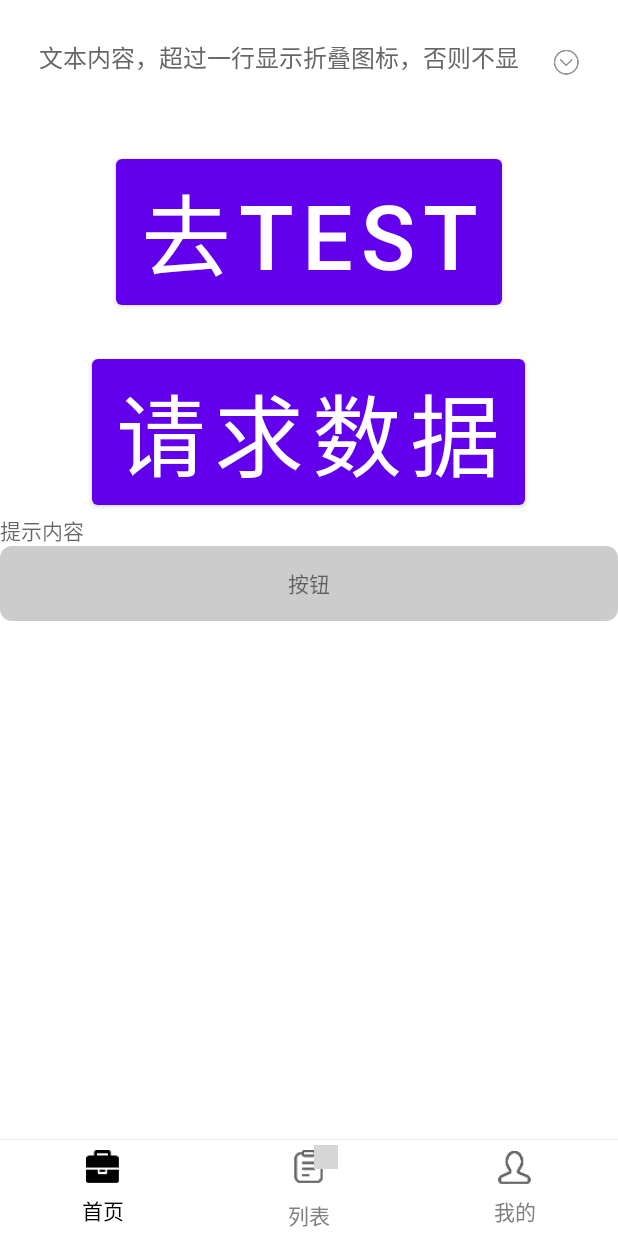
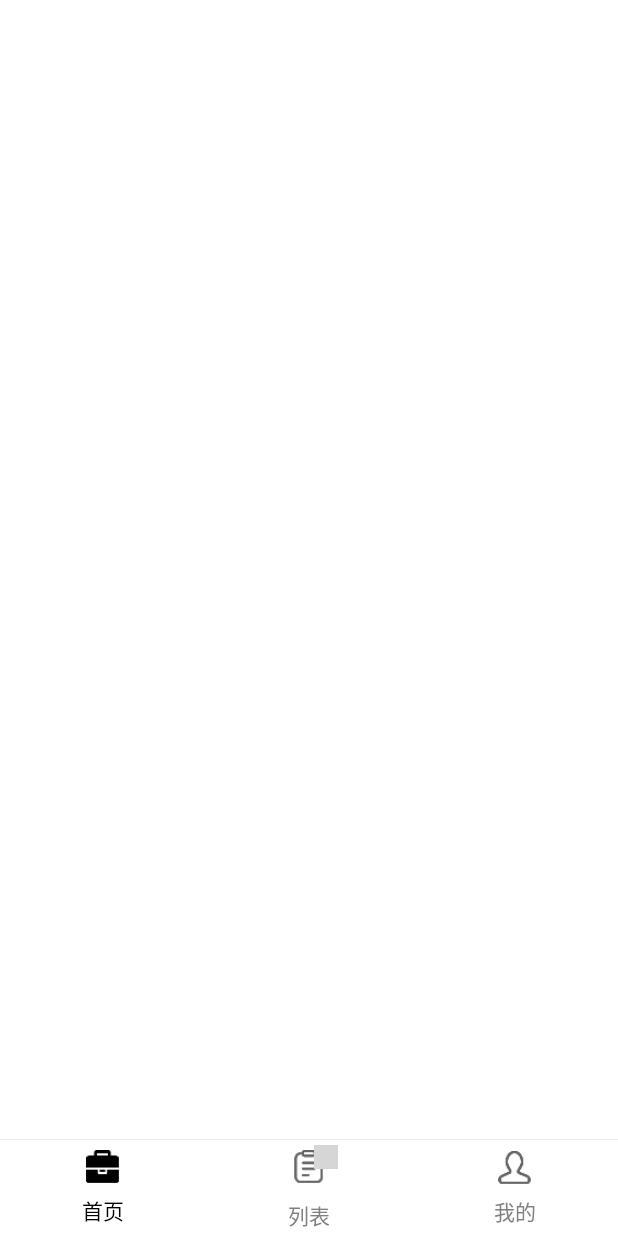
Before and after one commit to xiaoshubin/TempAndroid, an Android app: the layout activity_main.xml on its own in the app's theme, with its tools: preview values and no code run, on a phone screen of 412 x 824 dp. Run offline under Robolectric (Android 15) with nearby library versions, the phone set to English and light mode, and no system bars; grey boxes are pictures that could not be loaded.

Commit message:
去掉多于不用控件

```diff
--- a/app/src/main/java/com/smallcake/temp/HttpDebug.kt
+++ b/app/src/main/java/com/smallcake/temp/HttpDebug.kt
@@ -14,7 +14,7 @@ import com.smallcake.temp.utils.showToast
  * 网络数据监控调试器
  */
 class HttpDebug(mContext: Context, parent: ViewGroup) {
-    var isDebug:Boolean = BuildConfig.DEBUG//是否开启了调试模式
+    var isDebug:Boolean = !BuildConfig.DEBUG//是否开启了调试模式
     init {
         if (isDebug){
             val httpDebugText = LayoutInflater.from(mContext).inflate(R.layout.http_debug_text, parent, true)
--- a/app/src/main/res/layout/activity_main.xml
+++ b/app/src/main/res/layout/activity_main.xml
@@ -21,79 +21,6 @@
         android:layout_height="match_parent"
         tools:context=".MainActivity">
 
-        <com.smallcake.smallutils.text.ExpandableTextView
-            android:layout_margin="8dp"
-            android:id="@+id/tv_desc"
-            xmlns:expandableTextView="http://schemas.android.com/apk/res-auto"
-            android:layout_width="match_parent"
-            android:layout_height="wrap_content"
-            expandableTextView:expandDrawable="@mipmap/ic_txt_arrow_down"
-            expandableTextView:collapseDrawable="@mipmap/ic_txt_arrow_up"
-            expandableTextView:animDuration="300"
-            expandableTextView:maxCollapsedLines="1">
-            <LinearLayout
-                android:layout_width="match_parent"
-                android:layout_height="wrap_content"
-                android:orientation="horizontal">
-                <ImageView
-                    android:id="@+id/iv"
-                    android:layout_width="wrap_content"
-                    android:layout_height="wrap_content"/>
-                <TextView
-                    android:paddingTop="@dimen/dp_16"
-                    android:paddingBottom="@dimen/dp_16"
-                    android:paddingLeft="@dimen/dp_16"
-                    android:id="@id/expandable_text"
-                    android:layout_width="0dp"
-                    android:layout_height="wrap_content"
-                    android:layout_weight="1"
-                    android:text="文本内容，超过一行显示折叠图标，否则不显示折叠图标,文本内容，超过一行显示折叠图标，否则不显示折叠图标，文本内容，超过一行显示折叠图标，我是最后一个字"
-                    android:textColor="#666666"
-                    android:textSize="16sp" />
-                <ImageButton
-                    android:background="@color/transparent"
-                    android:layout_gravity="end|bottom"
-                    android:padding="@dimen/dp_16"
-                    android:id="@id/expand_collapse"
-                    android:layout_width="wrap_content"
-                    android:layout_height="wrap_content"/>
-            </LinearLayout>
-        </com.smallcake.smallutils.text.ExpandableTextView>
-
-        <Button
-            android:textSize="60sp"
-            android:gravity="center"
-            android:text="去Test"
-            android:layout_gravity="center"
-            android:layout_marginTop="24dp"
-            android:id="@+id/btn_get"
-            android:layout_width="wrap_content"
-            android:layout_height="wrap_content" />
-        <Button
-            android:textSize="60sp"
-            android:gravity="center"
-            android:text="请求数据"
-            android:layout_gravity="center"
-            android:layout_marginTop="24dp"
-            android:id="@+id/btn_get2"
-            android:layout_width="wrap_content"
-            android:layout_height="wrap_content" />
-
-        <TextView
-            android:hint="提示内容"
-            android:text="@{viewmodel.phoneData.result.toString()}"
-            android:id="@+id/tv_msg"
-            android:layout_width="match_parent"
-            android:layout_height="wrap_content" />
-
-        <com.smallcake.smallutils.text.ShapeTextButton
-            app:stb_radius="8dp"
-            app:stb_solidColor="@{user.id!=0?@color/red:@color/yellow}"
-            tools:stb_solidColor="@color/red"
-            android:text="按钮"
-            android:gravity="center"
-            android:layout_width="match_parent"
-            android:layout_height="50dp"/>
 
         <androidx.viewpager.widget.ViewPager
             android:id="@+id/view_pager"
```
Also changed, not shown: app/src/main/java/com/smallcake/temp/MainActivity.kt (+1 -33 lines), smallutils/src/main/java/com/smallcake/smallutils/custom/LetterIndexView.java (deleted, +0 -146 lines), smallutils/src/main/java/com/smallcake/smallutils/custom/LivIndex.java (deleted, +0 -82 lines).
